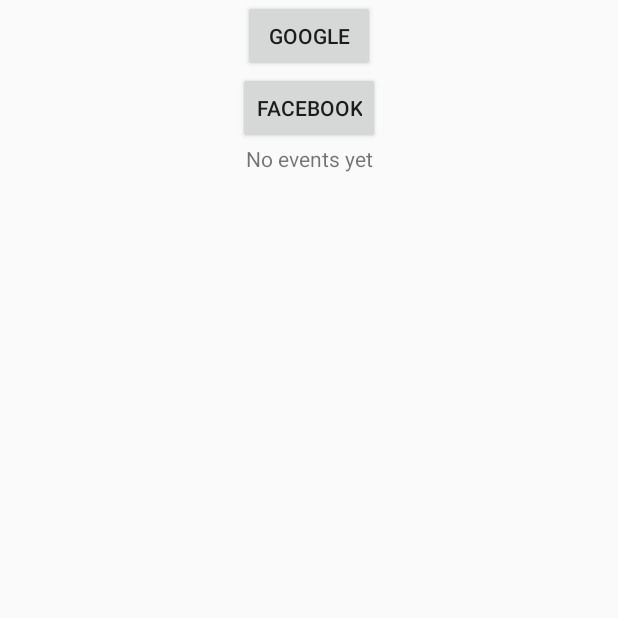
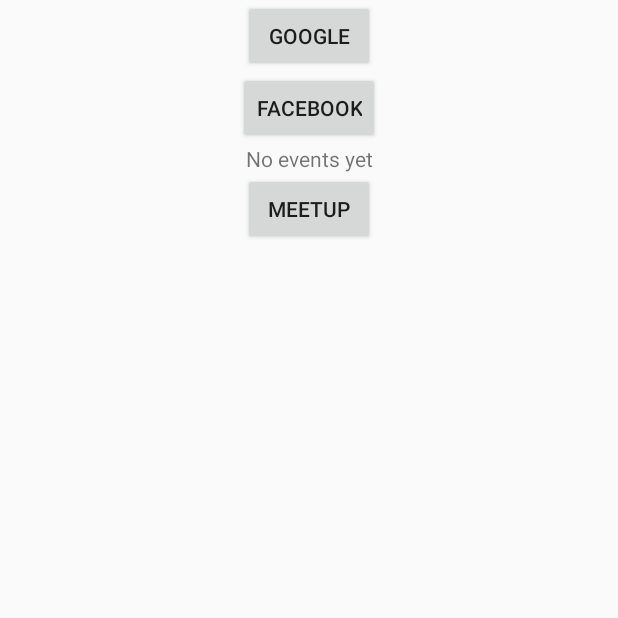
Before and after one commit to shivamgulati1991/CSC510-SE-group-i, an Android app: the screen it shows after launch (MainActivity), on a phone screen of 412 x 824 dp, the top half of it. Run offline under Robolectric (Android 15) with nearby library versions, the phone set to English and light mode, and no system bars; libraries missing offline, so code that uses them is left out: com.facebook.appevents, com.google.api.client, com.google.api.services, net.smartam.leeloo; 2 statements that could not run were skipped.

Commit message:
meetup setup and layout

```diff
--- a/CalendarQuickstart/app/src/main/java/com/example/calendarquickstart/MainActivity.java
+++ b/CalendarQuickstart/app/src/main/java/com/example/calendarquickstart/MainActivity.java
@@ -30,6 +30,7 @@
 import android.content.SharedPreferences;
 import android.net.ConnectivityManager;
 import android.net.NetworkInfo;
+import android.net.Uri;
 import android.os.AsyncTask;
 import android.os.Bundle;
 import android.text.TextUtils;
@@ -40,6 +41,15 @@
 import android.widget.Button;
 import android.widget.LinearLayout;
 import android.widget.TextView;
+import android.widget.Toast;
+
+import net.smartam.leeloo.client.OAuthClient;
+import net.smartam.leeloo.client.URLConnectionClient;
+import net.smartam.leeloo.client.request.OAuthClientRequest;
+import net.smartam.leeloo.client.response.OAuthAccessTokenResponse;
+import net.smartam.leeloo.common.exception.OAuthProblemException;
+import net.smartam.leeloo.common.exception.OAuthSystemException;
+import net.smartam.leeloo.common.message.types.GrantType;
 
 import java.io.IOException;
 import java.util.ArrayList;
@@ -51,6 +61,8 @@
     private TextView mOutputText;
     ProgressDialog mProgress;
 
+    private final String TAG = getClass().getName();
+
     public static final String EVENT_INFO_BUNDLE = "Gevent_info";
     public static final String EVENT_INFO_BUNDLE2 = "FBevent_info";
 
@@ -58,11 +70,27 @@
     static final int REQUEST_AUTHORIZATION = 1001;
     static final int REQUEST_GOOGLE_PLAY_SERVICES = 1002;
     private static final String PREF_ACCOUNT_NAME = "accountName";
+
+    public static final String AUTH_URL = "https://secure.meetup.com/oauth2/authorize";
+    public static final String TOKEN_URL = "https://secure.meetup.com/oauth2/access";
+
+    //     Consumer
+    //public static final String REDIRECT_URI_SCHEME = "oauthresponse";
+    //public static final String REDIRECT_URI_HOST = "com.yourpackage.app";
+    //public static final String REDIRECT_URI_HOST_APP = "yourapp";
+    //public static final String REDIRECT_URI = REDIRECT_URI_SCHEME + "://" + REDIRECT_URI_HOST + "/";
+    public static final String REDIRECT_URI = "your.redirect.com";
+    public static final String CONSUMER_KEY = "9j1i7d0lnb5kqgc4vdfv3mnrd2";
+    public static final String CONSUMER_SECRET = "r3fekr5g565d6gdic3gqvgv60j";
+
     private static final String[] SCOPES = { CalendarScopes.CALENDAR_READONLY };
     private Button mGbutton;
     private Button mFbButton;
+    private Button mMeetButton;
     private String googleEvents ="";
     private String facebookEvents = "";
+
+    private Context _context;
     /**
      * Create the main activity.
      * @param savedInstanceState previously saved instance data.
@@ -95,6 +123,7 @@
         mProgress.setMessage("Calling Calendar API ...");
         mGbutton = (Button) findViewById(R.id.google_button);
         mFbButton = (Button) findViewById(R.id.fb_button);
+        mMeetButton = (Button) findViewById(R.id.meetup_button);
 
         // Initialize credentials and service object.
         SharedPreferences settings = getPreferences(Context.MODE_PRIVATE);
@@ -116,7 +145,14 @@
                 initFBCalendar();
             }
         });
-        Log.i("Nishtha","onCreate");
+        Log.i("Nishtha", "onCreate");
+
+        mMeetButton.setOnClickListener(new View.OnClickListener() {
+            @Override
+            public void onClick(View v) {
+                initMeetupCalendar();
+            }
+        });
     }
 
     private void initGoogleCalendar(){
@@ -132,6 +168,20 @@
     private void initFBCalendar(){
         //add fetching events from FB calandar code here
     }
+
+    private void initMeetupCalendar(){
+        OAuthClientRequest request = null;
+        _context = getApplicationContext();
+        try {
+            request = OAuthClientRequest.authorizationLocation(
+                    AUTH_URL).setClientId(
+                    CONSUMER_KEY).setRedirectURI(
+                    REDIRECT_URI).buildQueryMessage();
+        } catch (OAuthSystemException e) {
+            Log.d(TAG, "OAuth request failed", e);
+        }
+    }
+
     /**
      * Called whenever this activity is pushed to the foreground, such as after
      * a call to onCreate().
@@ -397,4 +447,6 @@
             }
         }
     }
+
+
 }
--- a/CalendarQuickstart/app/src/main/res/layout/activity_main.xml
+++ b/CalendarQuickstart/app/src/main/res/layout/activity_main.xml
@@ -23,4 +23,11 @@
         android:layout_height="wrap_content"
         android:gravity="center"
         android:text="No events yet"/>
+
+    <Button
+        android:layout_width="wrap_content"
+        android:layout_height="wrap_content"
+        android:text="Meetup"
+        android:id="@+id/meetup_button"
+        android:layout_gravity="center_horizontal" />
 </LinearLayout>
```
